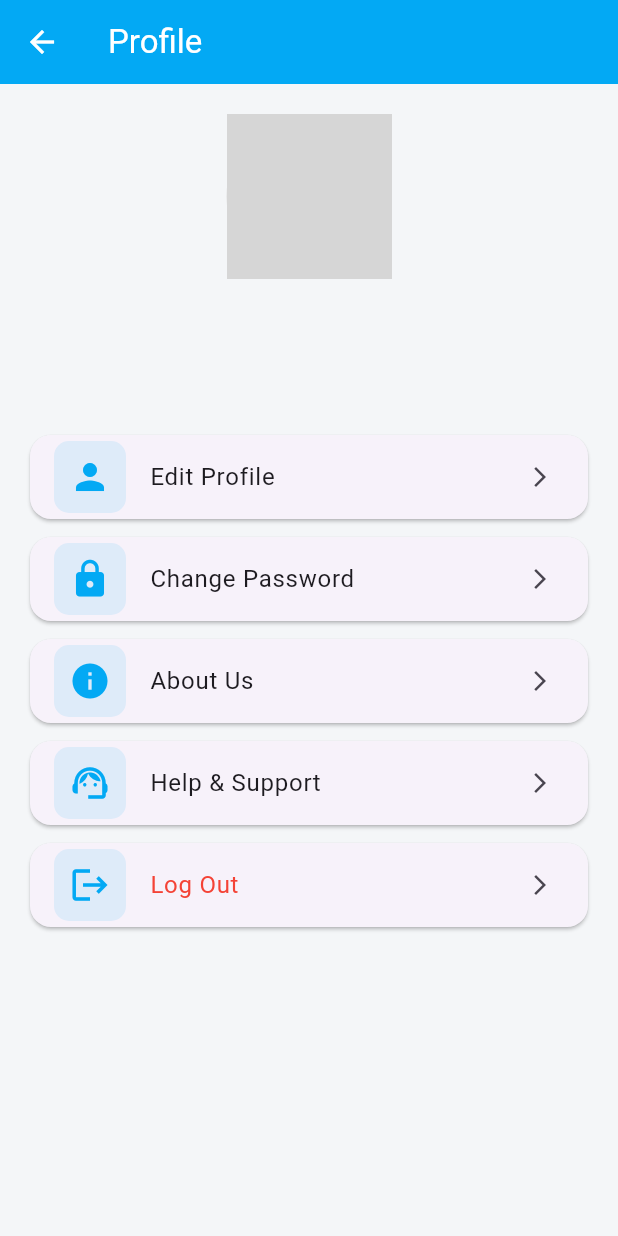
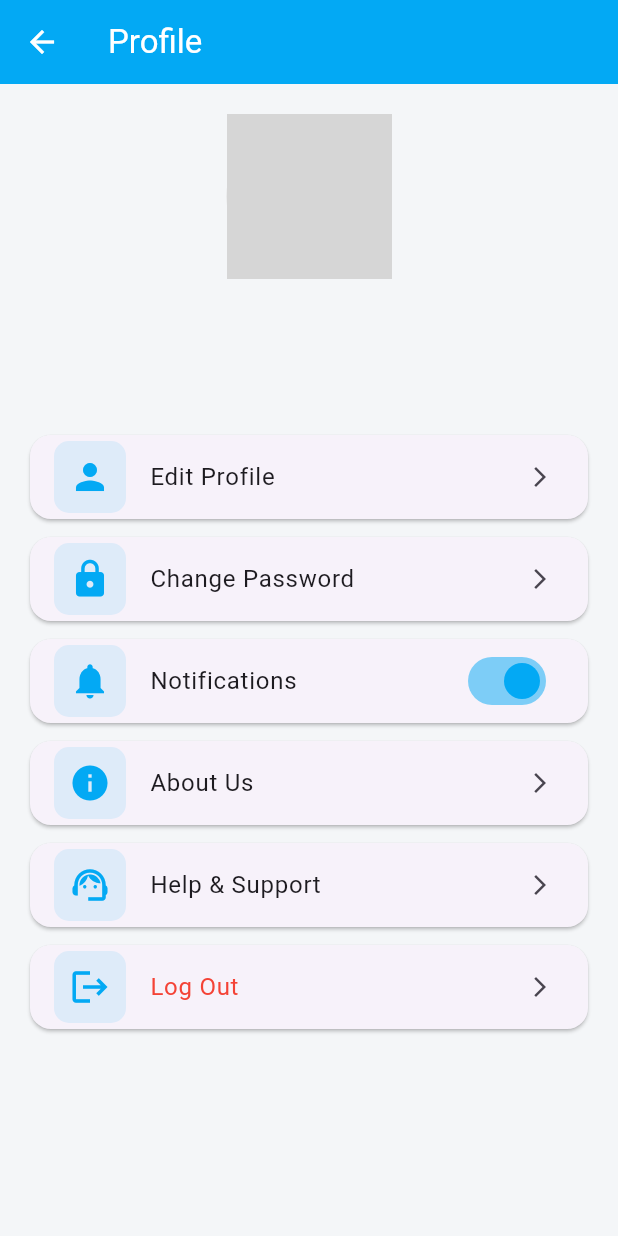
Before and after one commit to HAS0786/fyp_notes_house, a Flutter app: the ProfileScreen screen opened directly, on a phone screen of 412 x 824 dp. Run offline on Flutter 3.47's test engine with Material 3 defaults, Android fonts, the phone set to English and light mode, and no system bars; our stand-ins replace cloud_firestore, file_picker, firebase_auth, firebase_core, firebase_messaging, fl_chart and 6 more; missing offline and left inert: syncfusion_flutter_pdfviewer; accounts and stored records are empty; grey boxes are pictures that could not be loaded.

Commit message:
Notification FCM (with Click) Continue with Google etc

```diff
--- a/lib/screens/notes/allnotes/ notes_screen.dart
+++ b/lib/screens/notes/allnotes/ notes_screen.dart
@@ -17,7 +17,6 @@ class NotesScreen extends StatelessWidget {
     {'title': 'Books', 'icon': Icons.book, 'color': Colors.blue},
     {'title': 'Notes', 'icon': Icons.note, 'color': Colors.green},
     {'title': 'Past Papers', 'icon': Icons.history, 'color': Colors.orange},
-    // {'title': 'Quizzes', 'icon': Icons.quiz_outlined, 'color': Colors.red},
     {'title': 'Assignments', 'icon': Icons.assignment, 'color': Colors.purple},
     {'title': 'Lab Manuals', 'icon': Icons.science, 'color': Colors.teal},
     {'title': 'Projects', 'icon': Icons.folder_open, 'color': Colors.indigo},
--- a/lib/screens/profile/profile_screen.dart
+++ b/lib/screens/profile/profile_screen.dart
@@ -1,14 +1,16 @@
+import 'dart:convert';
 import 'dart:io';
 import 'package:firebase_auth/firebase_auth.dart';
 import 'package:flutter/material.dart';
 import 'package:image_picker/image_picker.dart';
 import 'package:shared_preferences/shared_preferences.dart';
-
 import 'about_us_screen.dart';
 import 'change_password_screen.dart';
 import 'contact_us_screen.dart';
 import 'edit_profile_screen.dart';
 import '../roles_selection/chose_role_screen.dart';
+import 'package:http/http.dart' as http;
+
 
 class ProfileScreen extends StatefulWidget {
   const ProfileScreen({super.key});
@@ -40,9 +42,29 @@ class _ProfileScreenState extends State<ProfileScreen> {
       _university = prefs.getString('user_uni') ?? '';
       _imagePath = prefs.getString('profile_image');
       _email = FirebaseAuth.instance.currentUser?.email ?? '';
+      _notificationsOn = prefs.getBool('notifications_on') ?? true;
     });
   }
 
+  Future<void> updateNotificationStatus(bool isOn) async {
+    final user = FirebaseAuth.instance.currentUser;
+    if (user == null) return;
+
+    final token = await user.getIdToken();
+
+    final response = await http.post(
+      Uri.parse("http://192.168.100.13:3000/update-notification"),
+      headers: {
+        "Authorization": "Bearer $token",
+        "Content-Type": "application/json",
+      },
+      body: jsonEncode({
+        "notificationsEnabled": isOn,
+      }),
+    );
+
+    print("STATUS UPDATE RESPONSE: ${response.body}");
+  }
   /// PICK PROFILE IMAGE
   Future<void> _pickImage() async {
     final picker = ImagePicker();
@@ -101,18 +123,6 @@ class _ProfileScreenState extends State<ProfileScreen> {
                       : const AssetImage('assets/images/user.png')
                   as ImageProvider,
                 ),
-                // Positioned(
-                //   bottom: 0,
-                //   right: 0,
-                //   child: InkWell(
-                //     // onTap: _pickImage,
-                //     child: const CircleAvatar(
-                //       radius: 18,
-                //       // backgroundColor: Colors.lightBlue,
-                //       // child: Icon(Icons.edit, size: 18, color: Colors.white),
-                //     ),
-                //   ),
-                // ),
               ],
             ),
 
@@ -147,16 +157,44 @@ class _ProfileScreenState extends State<ProfileScreen> {
               );
             }),
 
-            // // Notifications
-            // ListTile(
-            //   leading: const Icon(Icons.notifications),
-            //   title: const Text('Notifications'),
-            //   trailing: Switch(
-            //     value: _notificationsOn,
-            //     onChanged: (v) => setState(() => _notificationsOn = v),
-            //   ),
-            // ),
+            Card(
+              elevation: 1,
+              margin: const EdgeInsets.symmetric(vertical: 6),
+              shape: RoundedRectangleBorder(
+                borderRadius: BorderRadius.circular(14),
+              ),
+              child: ListTile(
+                leading: Container(
+                  padding: const EdgeInsets.all(10),
+                  decoration: BoxDecoration(
+                    color: Colors.lightBlue.withOpacity(0.1),
+                    borderRadius: BorderRadius.circular(10),
+                  ),
+                  child: const Icon(
+                    Icons.notifications,
+                    color: Colors.lightBlue,
+                    size: 28,
+                  ),
+                ),
 
+                title: const Text('Notifications'),
+
+                // 🔥 YAHAN ARROW KI JAGAH SWITCH
+                trailing: Switch(
+                  value: _notificationsOn,
+                  // hoverColor: Colors.lightBlue,
+                  activeThumbColor: Colors.lightBlue,
+                  onChanged: (v) async {
+                    setState(() => _notificationsOn = v);
+
+                    final prefs = await SharedPreferences.getInstance();
+                    await prefs.setBool('notifications_on', v);
+
+                    await updateNotificationStatus(v);
+                  },
+                ),
+              ),
+            ),
             _tile(Icons.info, 'About Us', () {
               Navigator.push(
                 context,
--- a/lib/screens/quiz/quiz_list_screen.dart
+++ b/lib/screens/quiz/quiz_list_screen.dart
@@ -102,7 +102,7 @@ class QuizListScreen extends StatelessWidget {
                           context,
                           MaterialPageRoute(
                             builder: (_) => QuizScreen(
-                              quizId: quizzes[i].id, // 🔥 important
+                              quizId: quizzes[i].id,
                               quizData: questions,
                               isEditable: false,
                               subject: quiz['subject'],
```
Also changed, not shown: lib/firebase/services/local_notification_service.dart (+5 -2 lines), lib/main.dart (+47 -20 lines), lib/screens/login_signup/login_screen.dart (+55 -36 lines), lib/screens/login_signup/sign_up/signup_screen.dart (+39 -8 lines), lib/screens/quiz/quiz_screen.dart (+16 -0 lines), assets/icon/app_icon.png, 23 other files.
